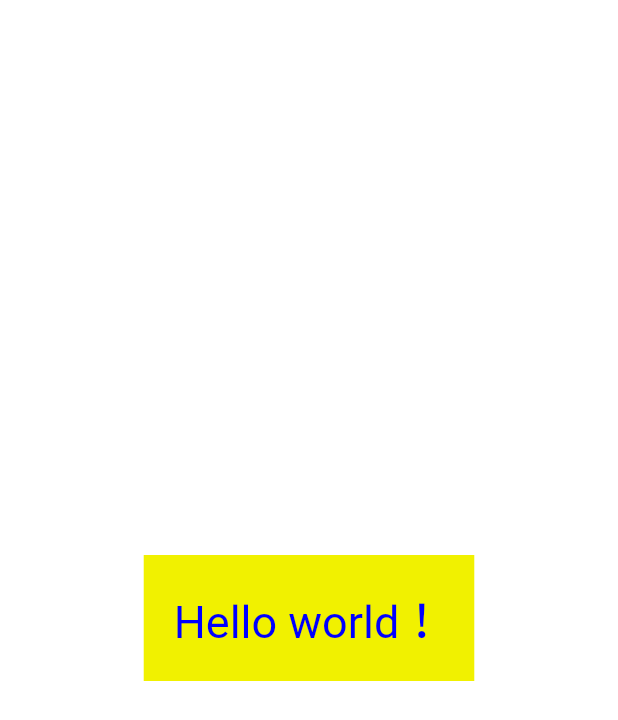
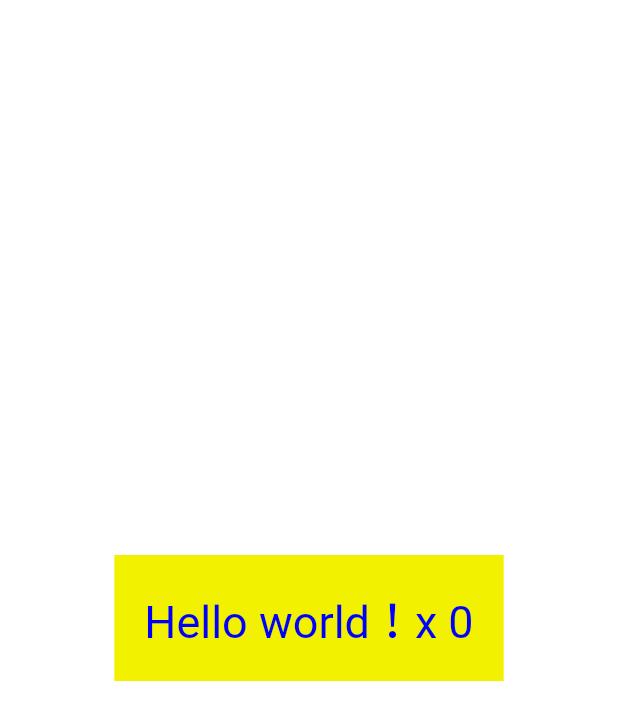
Before and after one commit to mimers/flutter_tutorial, a Flutter app: the screen it shows after launch, on a phone screen of 412 x 824 dp. Shown: the top 720 px of the screen. Run offline on Flutter 3.47's test engine with Material 2 defaults, Android fonts, the phone set to English and light mode, and no system bars.

Commit message:
add interaction

```diff
--- a/lib/main.dart
+++ b/lib/main.dart
@@ -11,11 +11,35 @@ class MyApp extends StatelessWidget {
                 child: new Container(
                     color: const Color(0xFFF1F100),
                     padding: const EdgeInsets.all(20.0),
-                    child: new Text(
-                      'Hello world！',
-                      style: const TextStyle(
-                          color: const Color(0xFF0000FF), fontSize: 30.0),
-                    )))));
+                    child: new MyAppCounter()))));
+  }
+}
+
+class MyAppCounter extends StatefulWidget {
+  @override
+  State<StatefulWidget> createState() {
+    return new MyAppState();
+  }
+}
+
+class MyAppState extends State<MyAppCounter> {
+  int _count = 0;
+
+  increaseCounter() {
+    setState(() {
+      _count++;
+    });
+  }
+
+  @override
+  Widget build(BuildContext context) {
+    return new GestureDetector(
+      child: new Text(
+        'Hello world！x $_count',
+        style: const TextStyle(color: const Color(0xFF0000FF), fontSize: 30.0),
+      ),
+      onTap: increaseCounter,
+    );
   }
 }
 
```
